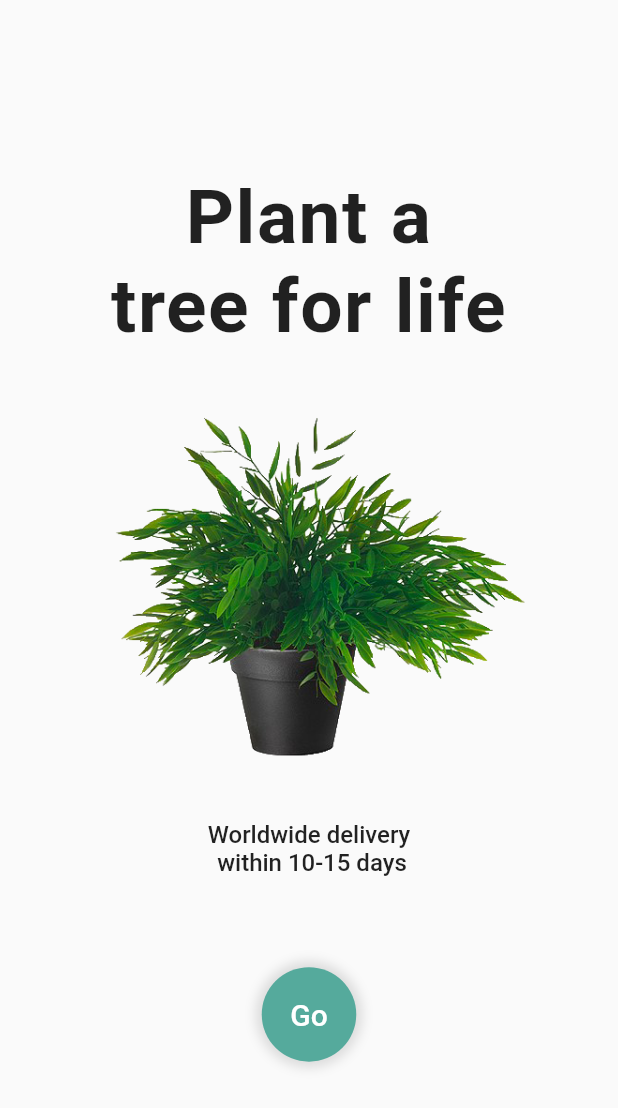
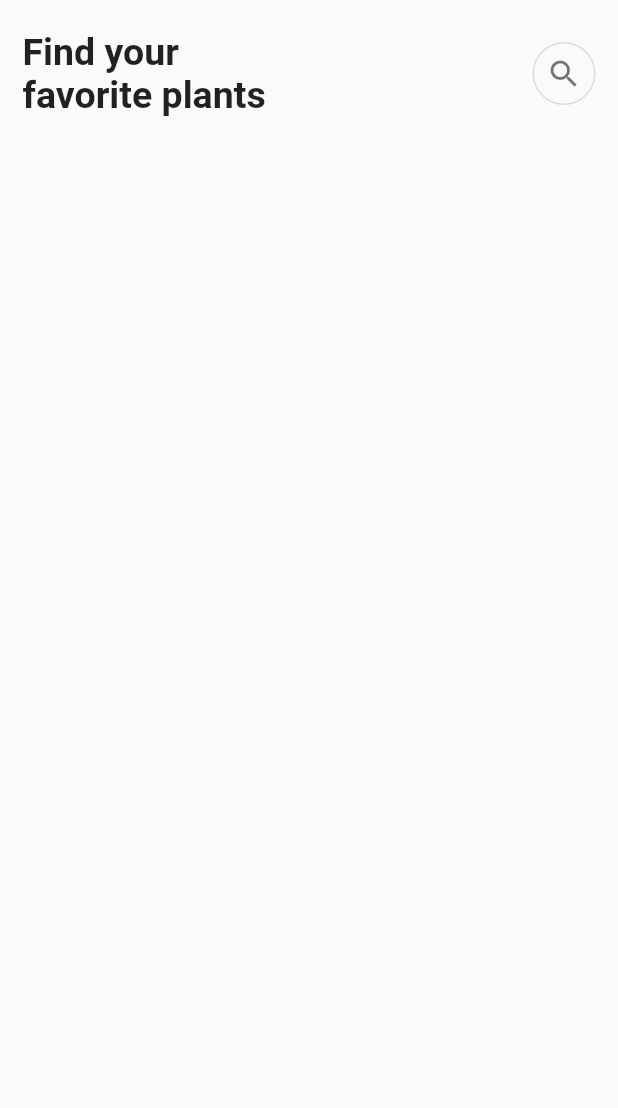
Before and after one commit to KHALMATOV-FARRUKH/plant_app_ui, a Flutter app: the screen it shows after launch, after a tap on "Go", on a phone screen of 412 x 824 dp. Shown: the top 1108 px of the screen. Run offline on Flutter 3.47's test engine with Material 2 defaults, Android fonts, the phone set to English and light mode, and no system bars.

Commit message:
Created: home_screen.dart

```diff
--- a/lib/colors.dart
+++ b/lib/colors.dart
@@ -1,9 +1,9 @@
 import 'package:flutter/material.dart';
 
-class colors {
-  static final whiteClr = Color(0xFFFFFFFF);
-  static final grnClr = Color(0xFF55AA9C);
-  static final grn2Clr = Color(0xFFD1EAC0);
-  static final gryClr = Color(0xFFE8E8E8);
-  static final blClr = Color(0xFF0E0E0E);
+class ColorsApp {
+  static const whiteClr = Color(0xFFFFFFFF);
+  static const grnClr = Color(0xFF55AA9C);
+  static const grn2Clr = Color(0xFFD1EAC0);
+  static const gryClr = Color(0xFFE8E8E8);
+  static const blClr = Color(0xFF0E0E0E);
 }
--- /dev/null
+++ b/lib/home_screen.dart
@@ -0,0 +1,47 @@
+import 'package:flutter/material.dart';
+
+class HomeScreen extends StatelessWidget {
+  List<String> categories = [
+    'All',
+    'Indoor',
+    'Outdoor',
+    'Popular',
+    'Newest',
+  ];
+
+  @override
+  Widget build(BuildContext context) {
+    return Material(
+      child: SafeArea(
+        child: SingleChildScrollView(
+          child: Column(
+            children: [
+              const SizedBox(height: 20),
+              Padding(
+                padding: const EdgeInsets.symmetric(horizontal: 15),
+                child: Row(
+                  mainAxisAlignment: MainAxisAlignment.spaceBetween,
+                  children: [
+                    const Text(
+                      "Find your\nfavorite plants",
+                      style:
+                          TextStyle(fontSize: 25, fontWeight: FontWeight.bold),
+                    ),
+                    Container(
+                      padding: const EdgeInsets.all(8),
+                      decoration: BoxDecoration(
+                        shape: BoxShape.circle,
+                        border: Border.all(color: Colors.black12),
+                      ),
+                      child: const Icon(Icons.search, color: Colors.black54),
+                    ),
+                  ],
+                ),
+              ),
+            ],
+          ),
+        ),
+      ),
+    );
+  }
+}
--- a/lib/main.dart
+++ b/lib/main.dart
@@ -3,7 +3,7 @@ import 'package:plant_app_ui/welcome_screen.dart';
 
 
 void main(){
-  runApp(MyApp());
+  runApp(const MyApp());
 }
 
 class MyApp extends StatelessWidget {
--- a/lib/welcome_screen.dart
+++ b/lib/welcome_screen.dart
@@ -1,5 +1,6 @@
 import 'package:flutter/material.dart';
 import 'package:plant_app_ui/colors.dart';
+import 'package:plant_app_ui/home_screen.dart';
 
 class WelcomeScreen extends StatelessWidget {
   const WelcomeScreen({Key? key}) : super(key: key);
@@ -28,14 +29,16 @@ class WelcomeScreen extends StatelessWidget {
             textAlign: TextAlign.center,
             style: TextStyle(fontSize: 16, fontWeight: FontWeight.w500),
           ),
-          SizedBox(height: 60),
+          const SizedBox(height: 60),
           InkWell(
             onTap: () {
+              Navigator.push(context, MaterialPageRoute(builder: (context) => HomeScreen()
+              ));
             },
             child: Container(
-              padding: EdgeInsets.all(20),
-              decoration: BoxDecoration(
-                color: colors.grnClr,
+              padding: const EdgeInsets.all(20),
+              decoration: const BoxDecoration(
+                color: ColorsApp.grnClr,
                 shape: BoxShape.circle,
                 boxShadow: [
                   BoxShadow(
@@ -45,7 +48,7 @@ class WelcomeScreen extends StatelessWidget {
                   ),
                 ]
               ),
-              child: Text(
+              child: const Text(
                 "Go",
                 style: TextStyle(
                     color: Colors.white,
```
